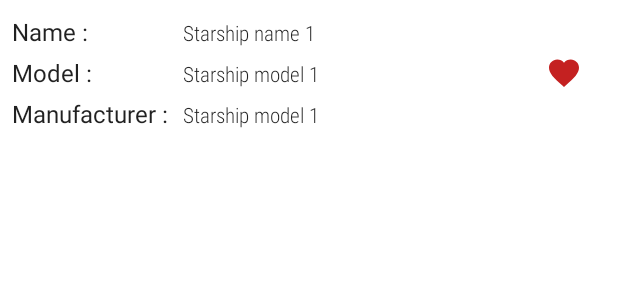
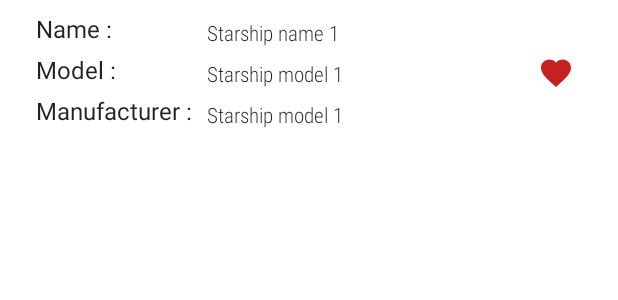
Before and after one commit to bhlaing/Starships, an Android app: the layout view_starship.xml on its own in the app's theme, with its tools: preview values and no code run, on a phone screen of 412 x 824 dp. Shown: the top 300 px of the screen. Run offline under Robolectric (Android 15) with nearby library versions, the phone set to English and light mode, and no system bars.

Commit message:
Fixed layout scaling problem

```diff
--- /dev/null
+++ b/app/src/main/java/com/billy/starships/starship/domain/exception/StarShipException.kt
@@ -0,0 +1,3 @@
+package com.billy.starships.starship.domain.exception
+
+class StarShipException(override val message: String? = "Oops something went wrong!"): Exception()
--- a/app/src/main/java/com/billy/starships/starship/ui/ShipsAdapter.kt
+++ b/app/src/main/java/com/billy/starships/starship/ui/ShipsAdapter.kt
@@ -51,6 +51,8 @@ class ShipsAdapter : RecyclerView.Adapter<ShipsAdapter.SpaceshipViewHolder>() {
             onItemTappedListener: (String) -> Unit
         ) {
             with(starShipItem) {
+                binding.layoutStarshipWrapper.visibility = View.VISIBLE
+
                 binding.shipName.text = name
                 binding.shipModel.text = model
                 binding.shipManufacturer.text = manufacturer
--- a/app/src/main/res/layout/activity_description.xml
+++ b/app/src/main/res/layout/activity_description.xml
@@ -4,7 +4,6 @@
     android:layout_width="match_parent"
     android:layout_height="match_parent"
     android:orientation="vertical"
-    android:visibility="invisible"
     tools:context=".starship.ui.description.DescriptionActivity">
 
     <androidx.appcompat.widget.Toolbar
--- a/app/src/main/res/layout/view_starship.xml
+++ b/app/src/main/res/layout/view_starship.xml
@@ -1,41 +1,60 @@
 <?xml version="1.0" encoding="utf-8"?>
-<RelativeLayout xmlns:android="http://schemas.android.com/apk/res/android"
+<LinearLayout xmlns:android="http://schemas.android.com/apk/res/android"
     xmlns:tools="http://schemas.android.com/tools"
+    android:id="@+id/layout_starship_wrapper"
     android:layout_width="match_parent"
     android:layout_height="wrap_content"
-    android:padding="8dp">
+    android:orientation="horizontal"
+    android:padding="8dp"
+    android:visibility="invisible"
+    tools:visibility="visible">
 
     <LinearLayout
+        android:layout_width="0dp"
+        android:layout_height="wrap_content"
+        android:layout_marginStart="@dimen/layout_inset"
+        android:layout_marginLeft="@dimen/layout_inset"
+        android:layout_weight="1"
+        android:orientation="vertical">
+
+        <RelativeLayout
             android:id="@+id/name_layout"
-        android:layout_width="wrap_content"
+            android:layout_width="match_parent"
             android:layout_height="wrap_content"
             android:orientation="horizontal">
 
             <TextView
+                android:id="@+id/name_text"
                 style="@style/SpaceShipApp.Text.ItemTitle"
                 android:layout_width="@dimen/label_inset"
                 android:layout_height="wrap_content"
+                android:layout_alignParentStart="true"
+                android:layout_alignParentLeft="true"
                 android:text="@string/ship_name" />
 
             <TextView
                 android:id="@+id/ship_name"
                 style="@style/SpaceShipApp.Text.Paragraph"
-            android:layout_width="@dimen/content_inset"
-            android:layout_height="wrap_content"
-            tools:text="Starship name 1" />
-    </LinearLayout>
-
-    <LinearLayout
-        android:id="@+id/model_layout"
                 android:layout_width="wrap_content"
                 android:layout_height="wrap_content"
-        android:layout_below="@id/name_layout"
+                android:layout_toEndOf="@+id/name_text"
+                android:layout_toRightOf="@+id/name_text"
+                tools:text="Starship name 1" />
+        </RelativeLayout>
+
+        <RelativeLayout
+            android:id="@+id/model_layout"
+            android:layout_width="match_parent"
+            android:layout_height="wrap_content"
             android:orientation="horizontal">
 
             <TextView
+                android:id="@+id/model_text"
                 style="@style/SpaceShipApp.Text.ItemTitle"
                 android:layout_width="@dimen/label_inset"
                 android:layout_height="wrap_content"
+                android:layout_alignParentStart="true"
+                android:layout_alignParentLeft="true"
                 android:text="@string/ship_model" />
 
             <TextView
@@ -43,20 +62,24 @@
                 style="@style/SpaceShipApp.Text.Paragraph"
                 android:layout_width="@dimen/content_inset"
                 android:layout_height="wrap_content"
+                android:layout_toEndOf="@+id/model_text"
+                android:layout_toRightOf="@+id/model_text"
                 tools:text="Starship model 1" />
-    </LinearLayout>
+        </RelativeLayout>
 
-    <LinearLayout
+        <RelativeLayout
             android:id="@+id/manufacturer_layout"
-        android:layout_width="wrap_content"
+            android:layout_width="match_parent"
             android:layout_height="wrap_content"
-        android:layout_below="@id/model_layout"
             android:orientation="horizontal">
 
             <TextView
+                android:id="@+id/manufacturer_text"
                 style="@style/SpaceShipApp.Text.ItemTitle"
                 android:layout_width="@dimen/label_inset"
                 android:layout_height="wrap_content"
+                android:layout_alignParentStart="true"
+                android:layout_alignParentLeft="true"
                 android:text="@string/ship_manufacturer" />
 
             <TextView
@@ -64,17 +87,25 @@
                 style="@style/SpaceShipApp.Text.Paragraph"
                 android:layout_width="@dimen/content_inset"
                 android:layout_height="wrap_content"
+                android:layout_toEndOf="@+id/manufacturer_text"
+                android:layout_toRightOf="@+id/manufacturer_text"
                 tools:text="Starship model 1" />
+        </RelativeLayout>
     </LinearLayout>
+
+    <LinearLayout
+        android:layout_width="0dp"
+        android:layout_height="wrap_content"
+        android:layout_gravity="center_vertical"
+        android:layout_marginStart="@dimen/layout_inset"
+        android:layout_marginLeft="16dp"
+        android:layout_weight="0.2">
 
         <ImageView
             android:id="@+id/fav_icon"
             android:layout_width="wrap_content"
             android:layout_height="wrap_content"
-        android:layout_alignParentEnd="true"
-        android:layout_alignParentRight="true"
-        android:layout_centerVertical="true"
-        android:padding="16dp"
+            android:padding="@dimen/layout_inset"
             android:src="@drawable/ic_favorite_24" />
-
-</RelativeLayout>
+    </LinearLayout>
+</LinearLayout>
--- a/app/src/main/res/values/dimens.xml
+++ b/app/src/main/res/values/dimens.xml
@@ -1,5 +1,5 @@
 <resources>
-    <dimen name="fab_margin">16dp</dimen>
+    <dimen name="layout_inset">16dp</dimen>
     <dimen name="label_inset">110dp</dimen>
-    <dimen name="content_inset">260dp</dimen>
+    <dimen name="content_inset">180dp</dimen>
 </resources>
```
Also changed, not shown: app/src/main/java/com/billy/starships/starship/data/StarshipServiceImpl.kt (+7 -2 lines), app/src/main/java/com/billy/starships/starship/ui/MainActivity.kt (+19 -2 lines), app/src/main/java/com/billy/starships/starship/ui/MainViewModel.kt (+15 -4 lines), app/src/main/java/com/billy/starships/starship/ui/description/DescriptionActivity.kt (+18 -3 lines), app/src/main/java/com/billy/starships/starship/ui/description/DescriptionViewModel.kt (+13 -3 lines), app/src/main/res/layout/activity_main.xml (+0 -7 lines). Lines whose indentation alone changed are shown as unchanged.
